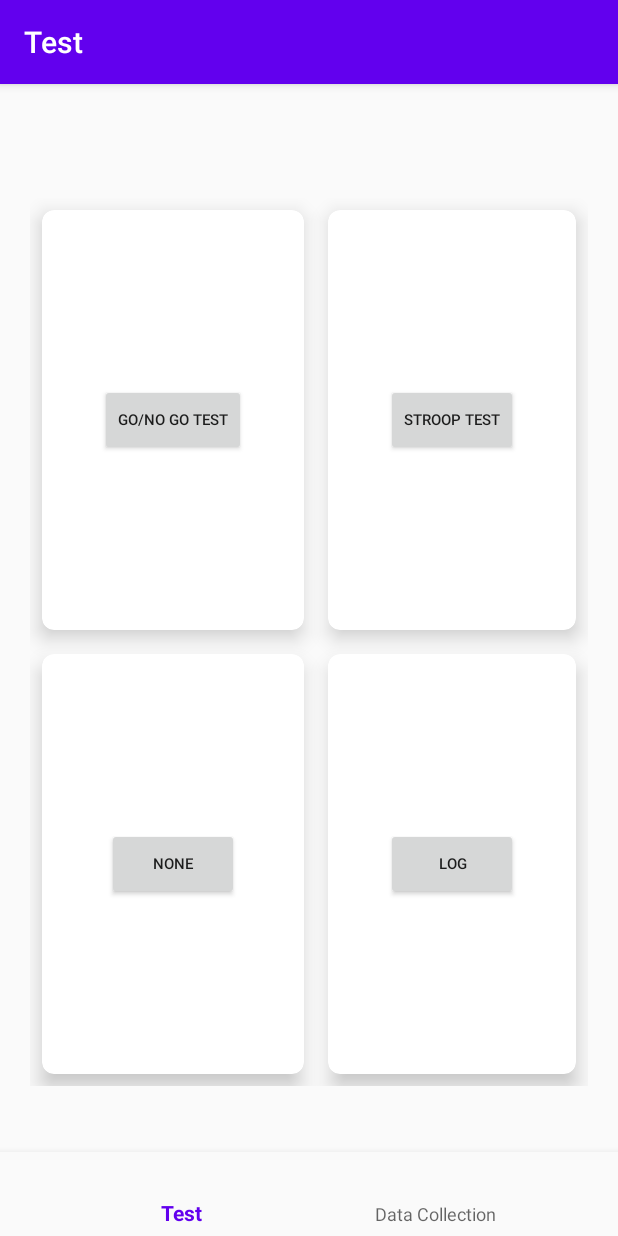
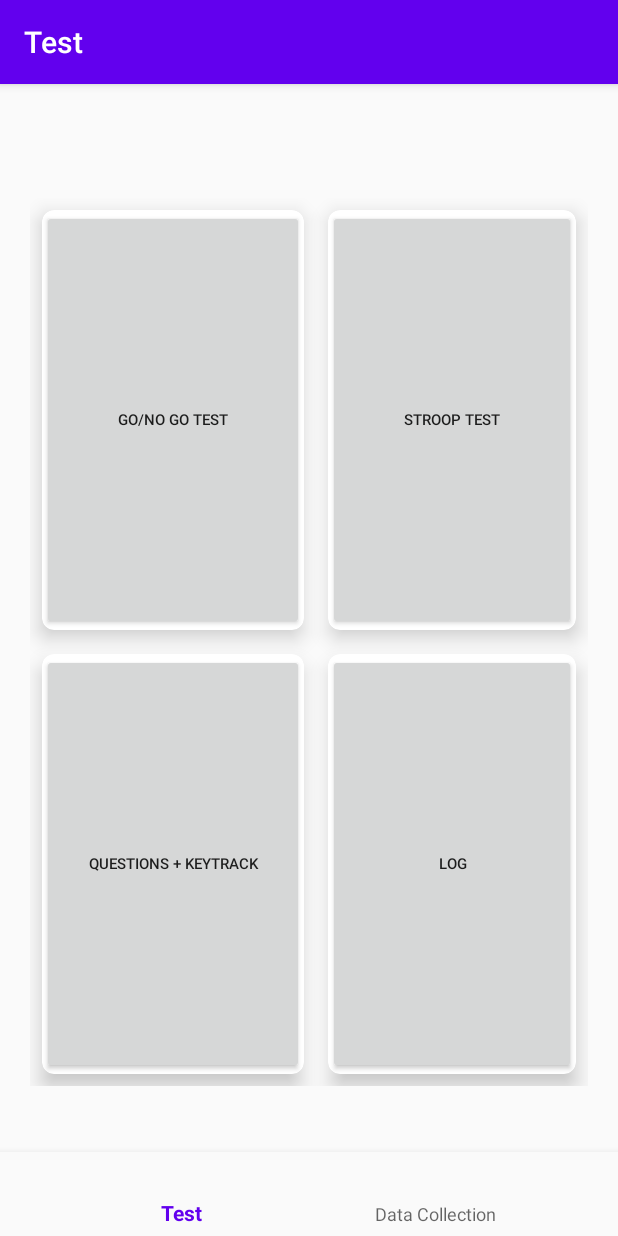
Before and after one commit to LucasNguyen21/SPUI, an Android app: the screen it shows after launch (MainActivity), on a phone screen of 412 x 824 dp. Run offline under Robolectric (Android 15) with nearby library versions, the phone set to English and light mode, and no system bars; our stand-ins replace navigation-ui.

Commit message:
fix test layout

```diff
--- a/app/src/main/res/layout/fragment_test.xml
+++ b/app/src/main/res/layout/fragment_test.xml
@@ -22,21 +22,21 @@
             android:layout_row="0"
             android:layout_column="0"
             android:layout_gravity="fill"
-            android:layout_rowWeight="1"
-            android:layout_columnWeight="1"
+            android:layout_columnWeight="0.25"
+            android:layout_rowWeight="0.25"
             android:layout_margin="8dp"
             app:cardCornerRadius="8dp"
             app:cardElevation="8dp">
             <LinearLayout
-                android:layout_width="wrap_content"
-                android:layout_height="wrap_content"
+                android:layout_width="match_parent"
+                android:layout_height="match_parent"
                 android:orientation="vertical"
                 android:gravity="center"
                 android:layout_gravity="center_vertical|center_horizontal">
                 <Button
                     android:id="@+id/gonogo_btn"
-                    android:layout_width="wrap_content"
-                    android:layout_height="wrap_content"
+                    android:layout_width="match_parent"
+                    android:layout_height="match_parent"
                     android:text="Go/No go Test"
                     android:textAlignment="center"
                     android:textSize="10dp"
@@ -46,26 +46,27 @@
 
         //Card2
         <androidx.cardview.widget.CardView
+
+            android:layout_columnWeight="0.25"
+            android:layout_rowWeight="0.25"
             android:layout_width="wrap_content"
             android:layout_height="wrap_content"
             android:layout_row="0"
             android:layout_column="1"
             android:layout_gravity="fill"
-            android:layout_rowWeight="1"
-            android:layout_columnWeight="1"
             android:layout_margin="8dp"
             app:cardCornerRadius="8dp"
             app:cardElevation="8dp">
             <LinearLayout
-                android:layout_width="wrap_content"
-                android:layout_height="wrap_content"
+                android:layout_width="match_parent"
+                android:layout_height="match_parent"
                 android:orientation="vertical"
                 android:gravity="center"
                 android:layout_gravity="center_vertical|center_horizontal">
                 <Button
                     android:id="@+id/stroop_btn"
-                    android:layout_width="wrap_content"
-                    android:layout_height="wrap_content"
+                    android:layout_width="match_parent"
+                    android:layout_height="match_parent"
                     android:text="Stroop Test"
                     android:textSize="10dp"
                     />
@@ -79,21 +80,21 @@
             android:layout_height="wrap_content"
             android:layout_row="1"
             android:layout_column="1"
+            android:layout_columnWeight="0.25"
+            android:layout_rowWeight="0.25"
             android:layout_gravity="fill"
-            android:layout_rowWeight="1"
-            android:layout_columnWeight="1"
             android:layout_margin="8dp"
             app:cardCornerRadius="8dp"
             app:cardElevation="8dp">
             <LinearLayout
-                android:layout_width="wrap_content"
-                android:layout_height="wrap_content"
+                android:layout_width="match_parent"
+                android:layout_height="match_parent"
                 android:orientation="vertical"
                 android:gravity="center"
                 android:layout_gravity="center_vertical|center_horizontal">
                 <Button
-                    android:layout_width="wrap_content"
-                    android:layout_height="wrap_content"
+                    android:layout_width="match_parent"
+                    android:layout_height="match_parent"
                     android:text="Log"
                     android:textAlignment="center"
                     android:textSize="10dp"
@@ -108,22 +109,20 @@
             android:layout_row="1"
             android:layout_column="0"
             android:layout_gravity="fill"
-            android:layout_rowWeight="1"
-            android:layout_columnWeight="1"
             android:layout_margin="8dp"
             app:cardCornerRadius="8dp"
             app:cardElevation="8dp">
             <LinearLayout
-                android:layout_width="wrap_content"
-                android:layout_height="wrap_content"
+                android:layout_width="match_parent"
+                android:layout_height="match_parent"
                 android:orientation="vertical"
                 android:gravity="center"
                 android:layout_gravity="center_vertical|center_horizontal">
                 <Button
                     android:id="@+id/keystrokeLog_btn"
-                    android:layout_width="wrap_content"
-                    android:layout_height="wrap_content"
-                    android:text="None"
+                    android:layout_width="match_parent"
+                    android:layout_height="match_parent"
+                    android:text="Questions + KeyTrack"
                     android:textAlignment="center"
                     android:textSize="10dp"/>
             </LinearLayout>
--- a/app/src/main/res/layout/stroop_intest.xml
+++ b/app/src/main/res/layout/stroop_intest.xml
@@ -45,8 +45,8 @@
                 android:layout_row="0"
                 android:layout_column="0"
                 android:layout_gravity="fill"
-                android:layout_rowWeight="1"
-                android:layout_columnWeight="1"
+                android:layout_rowWeight="0.25"
+                android:layout_columnWeight="0.25"
                 android:layout_margin="8dp"
                 app:cardCornerRadius="8dp"
                 app:cardElevation="8dp">
@@ -75,8 +75,8 @@
                 android:layout_row="0"
                 android:layout_column="1"
                 android:layout_gravity="fill"
-                android:layout_rowWeight="1"
-                android:layout_columnWeight="1"
+                android:layout_rowWeight="0.25"
+                android:layout_columnWeight="0.25"
                 android:layout_margin="8dp"
                 app:cardCornerRadius="8dp"
                 app:cardElevation="8dp">
@@ -105,8 +105,8 @@
                 android:layout_row="1"
                 android:layout_column="1"
                 android:layout_gravity="fill"
-                android:layout_rowWeight="1"
-                android:layout_columnWeight="1"
+                android:layout_rowWeight="0.25"
+                android:layout_columnWeight="0.25"
                 android:layout_margin="8dp"
                 app:cardCornerRadius="8dp"
                 app:cardElevation="8dp">
@@ -134,8 +134,8 @@
                 android:layout_row="1"
                 android:layout_column="0"
                 android:layout_gravity="fill"
-                android:layout_rowWeight="1"
-                android:layout_columnWeight="1"
+                android:layout_columnWeight="0.25"
+                android:layout_rowWeight="0.25"
                 android:layout_margin="8dp"
                 app:cardCornerRadius="8dp"
                 app:cardElevation="8dp">
```
